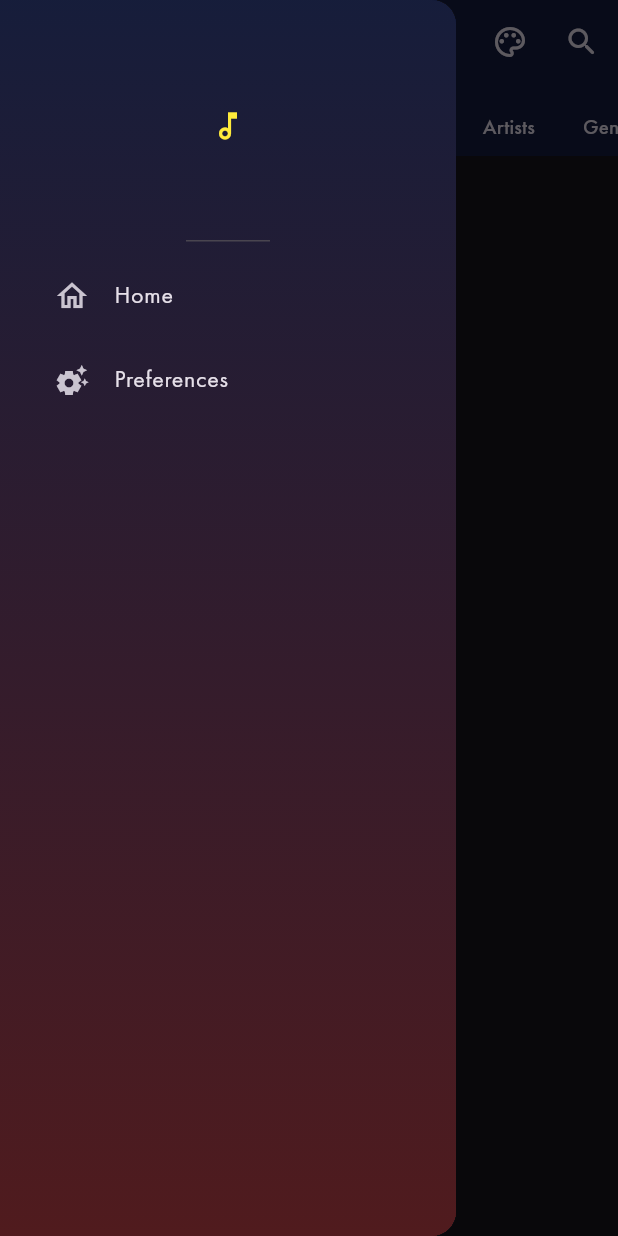
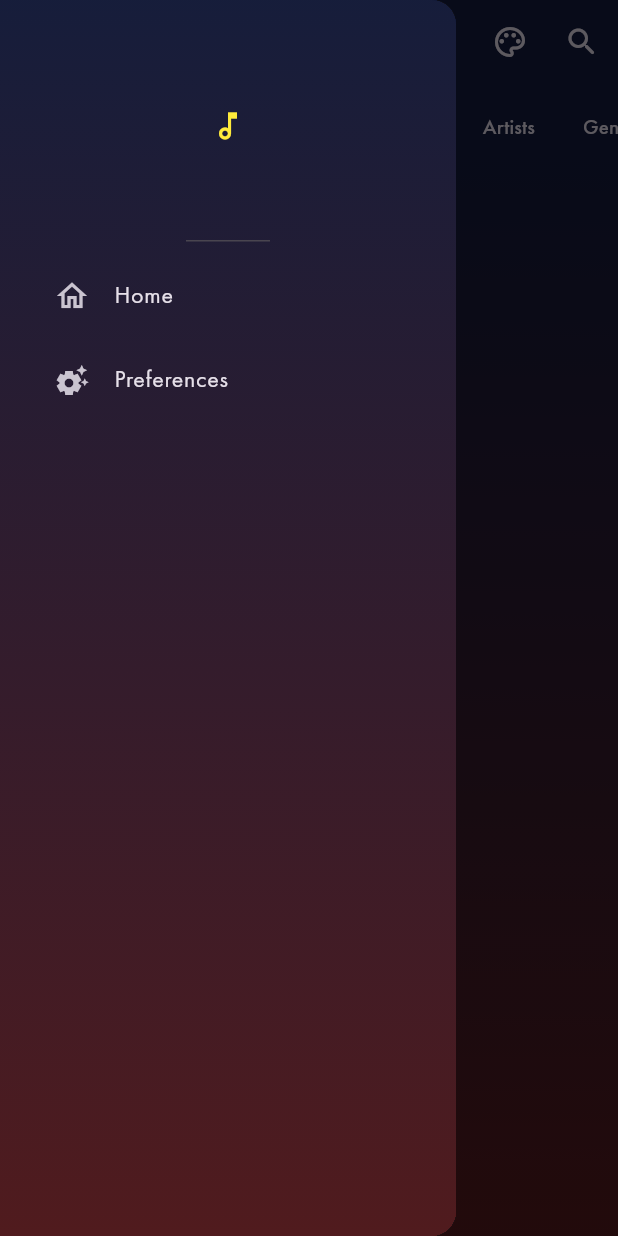
Before and after one commit to CovenantJunior/vibe, a Flutter app: the screen it shows after launch, with the side drawer open, on a phone screen of 412 x 824 dp. Run offline on Flutter 3.47's test engine with Material 3 defaults, Android fonts, the phone set to English and light mode, and no system bars; our stand-ins replace flutter_animate, isar, just_audio, lottie, on_audio_query, permission_handler; missing offline and left inert: flutter_close_app; accounts and stored records are empty; generated files the repository leaves out were written again.

Commit message:
Tabs and Tiles

```diff
--- a/lib/tabs/albums.dart
+++ b/lib/tabs/albums.dart
@@ -1,4 +1,5 @@
 import 'package:flutter/material.dart';
+import 'package:vibe/tiles/vibe_album_tile.dart';
 
 class Albums extends StatefulWidget {
   const Albums({super.key});
@@ -10,6 +11,6 @@ class Albums extends StatefulWidget {
 class _AlbumsState extends State<Albums> {
   @override
   Widget build(BuildContext context) {
-    return const Scaffold();
+    return const VibeAlbumTile();
   }
 }
--- a/lib/tabs/apple_music.dart
+++ b/lib/tabs/apple_music.dart
@@ -1,4 +1,5 @@
 import 'package:flutter/material.dart';
+import 'package:vibe/tiles/vibe_album_apple_music_tile.dart';
 
 class AppleMusic extends StatefulWidget {
   const AppleMusic({super.key});
@@ -10,6 +11,6 @@ class AppleMusic extends StatefulWidget {
 class _AppleMusicState extends State<AppleMusic> {
   @override
   Widget build(BuildContext context) {
-    return const Scaffold();
+    return const VibeAppleMusicTile();
   }
 }
--- a/lib/tabs/artists.dart
+++ b/lib/tabs/artists.dart
@@ -1,4 +1,5 @@
 import 'package:flutter/material.dart';
+import 'package:vibe/tiles/vibe_artists_tile.dart';
 
 class Artists extends StatefulWidget {
   const Artists({super.key});
@@ -10,6 +11,6 @@ class Artists extends StatefulWidget {
 class _ArtistsState extends State<Artists> {
   @override
   Widget build(BuildContext context) {
-    return const Scaffold();
+    return const VibeArtistsTile();
   }
 }
--- a/lib/tabs/folders.dart
+++ b/lib/tabs/folders.dart
@@ -1,4 +1,5 @@
 import 'package:flutter/material.dart';
+import 'package:vibe/tiles/vibe_folders_tile.dart';
 
 class Folders extends StatefulWidget {
   const Folders({super.key});
@@ -10,6 +11,6 @@ class Folders extends StatefulWidget {
 class _FoldersState extends State<Folders> {
   @override
   Widget build(BuildContext context) {
-    return const Scaffold();
+    return const VibeFoldersTile();
   }
 }
--- a/lib/tabs/genres.dart
+++ b/lib/tabs/genres.dart
@@ -1,4 +1,5 @@
 import 'package:flutter/material.dart';
+import 'package:vibe/tiles/vibe_genres_tile.dart';
 
 class Genres extends StatefulWidget {
   const Genres({super.key});
@@ -10,6 +11,6 @@ class Genres extends StatefulWidget {
 class _GenresState extends State<Genres> {
   @override
   Widget build(BuildContext context) {
-    return const Scaffold();
+    return const VibeGenresTile();
   }
 }
--- a/lib/tabs/playlists.dart
+++ b/lib/tabs/playlists.dart
@@ -1,4 +1,5 @@
 import 'package:flutter/material.dart';
+import 'package:vibe/tiles/vibe_playlists_tile.dart';
 
 class Playlists extends StatefulWidget {
   const Playlists({super.key});
@@ -10,6 +11,6 @@ class Playlists extends StatefulWidget {
 class _PlaylistsState extends State<Playlists> {
   @override
   Widget build(BuildContext context) {
-    return const Scaffold();
+    return const VibePlaylistsTile();
   }
 }
--- a/lib/tabs/songs.dart
+++ b/lib/tabs/songs.dart
@@ -1,5 +1,5 @@
 import 'package:flutter/material.dart';
-import 'package:vibe/components/vibe_music_tile.dart';
+import 'package:vibe/tiles/vibe_songs_tile.dart';
 
 class Songs extends StatefulWidget {
   const Songs({super.key});
@@ -11,6 +11,6 @@ class Songs extends StatefulWidget {
 class _SongsState extends State<Songs> {
   @override
   Widget build(BuildContext context) {
-    return const VibeMusicTile();
+    return const VibeSongsTile();
   }
 }
--- a/lib/tabs/spotify.dart
+++ b/lib/tabs/spotify.dart
@@ -1,4 +1,5 @@
 import 'package:flutter/material.dart';
+import 'package:vibe/tiles/vibe_spotify_tile.dart';
 
 class Spotify extends StatefulWidget {
   const Spotify({super.key});
@@ -10,6 +11,6 @@ class Spotify extends StatefulWidget {
 class _SpotifyState extends State<Spotify> {
   @override
   Widget build(BuildContext context) {
-    return const Scaffold();
+    return const VibeSpotifyTile();
   }
 }
--- a/lib/components/vibe_music_tile.dart
+++ b/lib/tiles/vibe_songs_tile.dart
@@ -8,14 +8,14 @@ import 'package:vibe/layouts/vibe_to_music.dart';
 import 'package:vibe/provider/audio_provider.dart';
 import 'package:vibe/theme_skins/skins.dart';
 
-class VibeMusicTile extends StatefulWidget {
-  const VibeMusicTile({super.key});
+class VibeSongsTile extends StatefulWidget {
+  const VibeSongsTile({super.key});
 
   @override
-  State<VibeMusicTile> createState() => _VibeMusicTileState();
+  State<VibeSongsTile> createState() => _VibeSongsTileState();
 }
 
-class _VibeMusicTileState extends State<VibeMusicTile> with SingleTickerProviderStateMixin, AutomaticKeepAliveClientMixin  {
+class _VibeSongsTileState extends State<VibeSongsTile> with SingleTickerProviderStateMixin, AutomaticKeepAliveClientMixin  {
 
   late AnimationController _playChart;
   late Duration playDuration;
@@ -99,7 +99,18 @@ class _VibeMusicTileState extends State<VibeMusicTile> with SingleTickerProvider
             } else if (snapshot.hasError) {
               return Center(child: Text('Error: ${snapshot.error}'));
             } else if (!snapshot.hasData || snapshot.data!.isEmpty) {
-              return const Center(child: Text('No music files found'));
+              return Container(
+                decoration: BoxDecoration(
+                  gradient: LinearGradient(
+                    begin: Alignment.topCenter,
+                    end: Alignment.bottomCenter,
+                    colors: coolGradients[8],
+                  ),
+                ),
+                child: const Center(child: Text('No music files found', style: TextStyle(
+                  fontFamily: 'Futura'
+                ),)),
+              );
             } else {
               List<SongModel> audioFiles = snapshot.data!;
               return Container(
```
Also changed, not shown: lib/tiles/vibe_album_apple_music_tile.dart (added, +24 -0 lines), lib/tiles/vibe_album_tile.dart (added, +24 -0 lines), lib/tiles/vibe_artists_tile.dart (added, +24 -0 lines), lib/tiles/vibe_folders_tile.dart (added, +24 -0 lines), lib/tiles/vibe_genres_tile.dart (added, +24 -0 lines), lib/tiles/vibe_playlists_tile.dart (added, +24 -0 lines), lib/tiles/vibe_spotify_tile.dart (added, +24 -0 lines).
